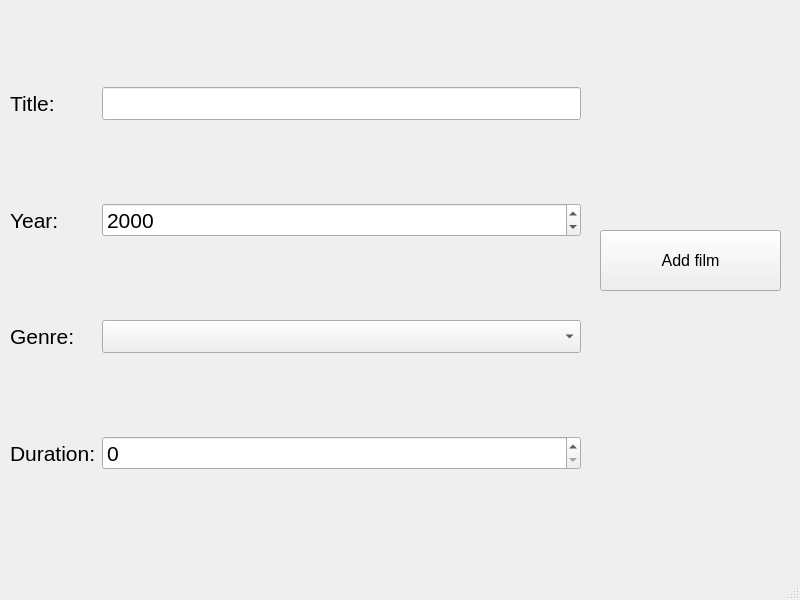
Above: addFilmToDB.ui from MinusOne-1/Filmoteka before the change. Below: the same form after it.
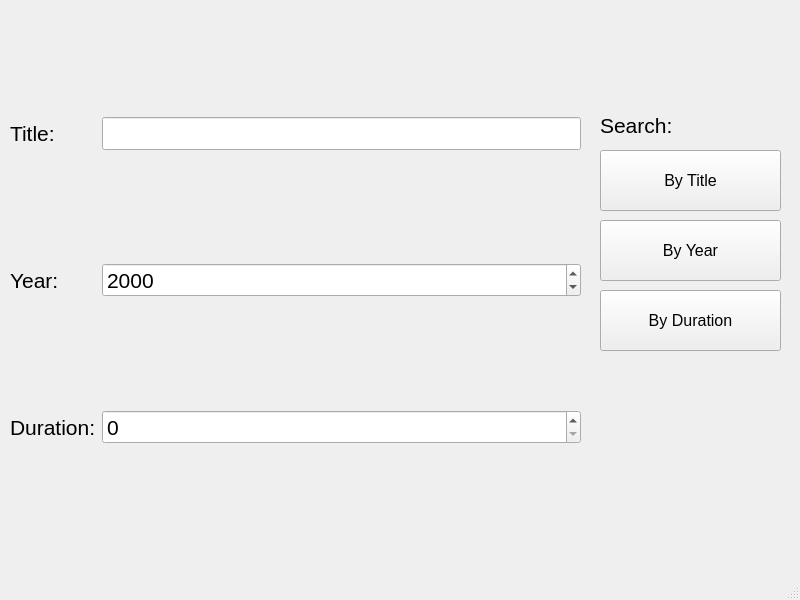
That is the form after the change.

Commit message: Изменение в побочной форме

```diff
--- a/addFilmToDB.ui
+++ b/addFilmToDB.ui
@@ -37,18 +37,6 @@
       </widget>
      </item>
      <item row="2" column="0">
-      <widget class="QLabel" name="label_2">
-       <property name="font">
-        <font>
-         <pointsize>16</pointsize>
-        </font>
-       </property>
-       <property name="text">
-        <string>Genre:</string>
-       </property>
-      </widget>
-     </item>
-     <item row="3" column="0">
       <widget class="QLabel" name="label_4">
        <property name="font">
         <font>
@@ -100,15 +88,6 @@
       </widget>
      </item>
      <item row="2" column="1">
-      <widget class="QComboBox" name="comboBox">
-       <property name="font">
-        <font>
-         <pointsize>16</pointsize>
-        </font>
-       </property>
-      </widget>
-     </item>
-     <item row="3" column="1">
       <widget class="QSpinBox" name="spinBox_2">
        <property name="font">
         <font>
@@ -126,7 +105,7 @@
     <property name="geometry">
      <rect>
       <x>600</x>
-      <y>230</y>
+      <y>150</y>
       <width>181</width>
       <height>61</height>
      </rect>
@@ -137,7 +116,61 @@
      </font>
     </property>
     <property name="text">
-     <string>Add film</string>
+     <string>By Title</string>
+    </property>
+   </widget>
+   <widget class="QPushButton" name="pushButton_2">
+    <property name="geometry">
+     <rect>
+      <x>600</x>
+      <y>220</y>
+      <width>181</width>
+      <height>61</height>
+     </rect>
+    </property>
+    <property name="font">
+     <font>
+      <pointsize>12</pointsize>
+     </font>
+    </property>
+    <property name="text">
+     <string>By Year</string>
+    </property>
+   </widget>
+   <widget class="QPushButton" name="pushButton_3">
+    <property name="geometry">
+     <rect>
+      <x>600</x>
+      <y>290</y>
+      <width>181</width>
+      <height>61</height>
+     </rect>
+    </property>
+    <property name="font">
+     <font>
+      <pointsize>12</pointsize>
+     </font>
+    </property>
+    <property name="text">
+     <string>By Duration</string>
+    </property>
+   </widget>
+   <widget class="QLabel" name="label_2">
+    <property name="geometry">
+     <rect>
+      <x>600</x>
+      <y>110</y>
+      <width>171</width>
+      <height>31</height>
+     </rect>
+    </property>
+    <property name="font">
+     <font>
+      <pointsize>16</pointsize>
+     </font>
+    </property>
+    <property name="text">
+     <string>Search:</string>
     </property>
    </widget>
   </widget>
```
Left out of the diff: 24 changed lines with no effect on the pictures.
